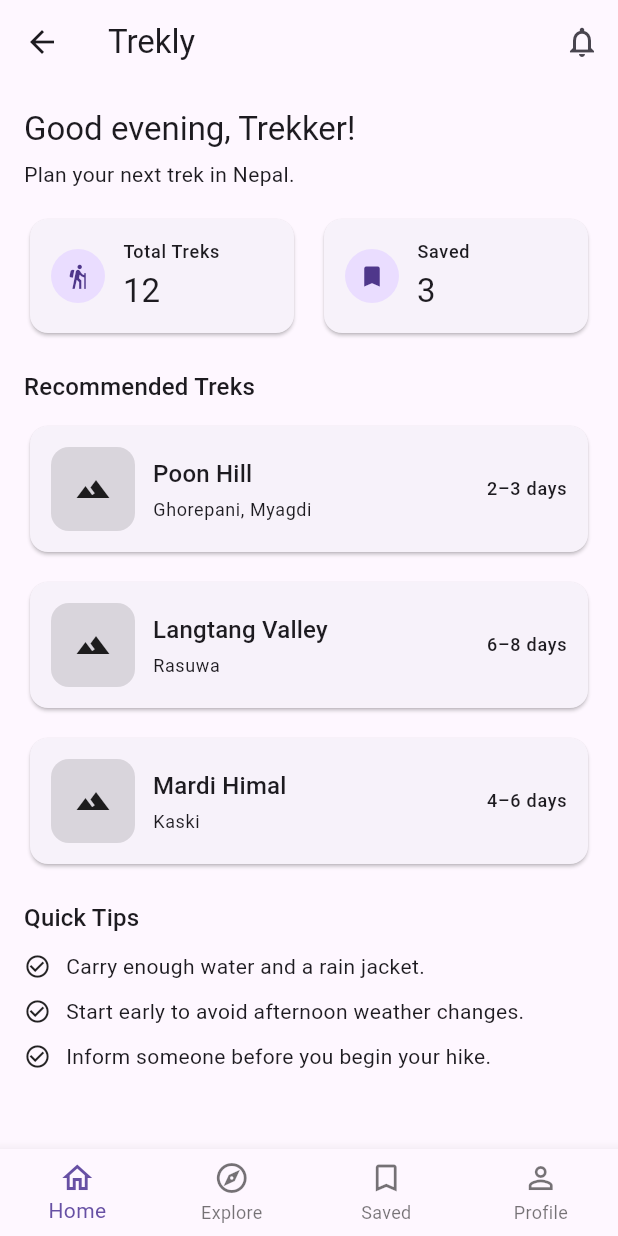
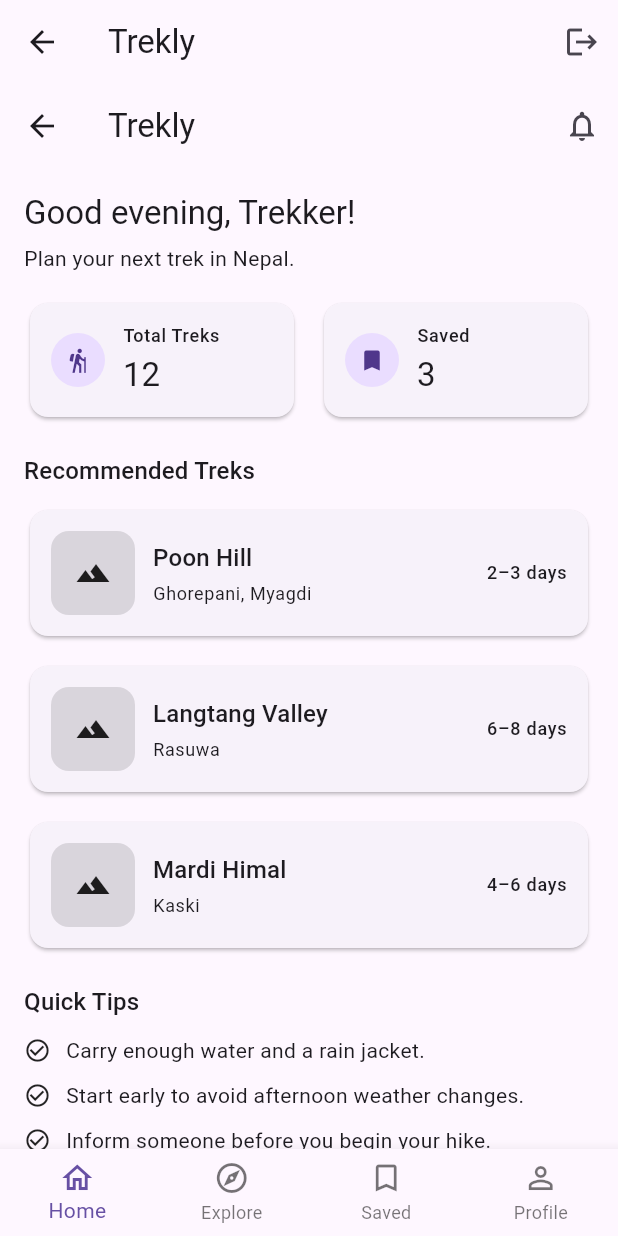
Before and after one commit to samekshya/trekly, a Flutter app: the BottomNavigationScreen screen opened by its route, on a phone screen of 412 x 824 dp. Run offline on Flutter 3.47's test engine with Material 3 defaults, Android fonts, the light colour scheme and no system bars; our stand-ins replace flutter_riverpod, hive, hive_flutter; accounts and stored records are empty.

Commit message:
sprint 3 completed

```diff
--- a/lib/screens/bottom_screen/bottomnavigation_screen.dart
+++ b/lib/screens/bottom_screen/bottomnavigation_screen.dart
@@ -1,18 +1,22 @@
 import 'package:flutter/material.dart';
+import 'package:flutter_riverpod/flutter_riverpod.dart';
 
+import '../../features/auth/presentation/providers/auth_providers.dart';
 import 'dashboard_tab.dart';
 import 'explore_tab.dart';
 import 'saved_tab.dart';
 import 'profile_tab.dart';
 
-class BottomNavigationScreen extends StatefulWidget {
+class BottomNavigationScreen extends ConsumerStatefulWidget {
   const BottomNavigationScreen({super.key});
 
   @override
-  State<BottomNavigationScreen> createState() => _BottomNavigationScreenState();
+  ConsumerState<BottomNavigationScreen> createState() =>
+      _BottomNavigationScreenState();
 }
 
-class _BottomNavigationScreenState extends State<BottomNavigationScreen> {
+class _BottomNavigationScreenState
+    extends ConsumerState<BottomNavigationScreen> {
   int _selectedIndex = 0;
 
   final List<Widget> _pages = const [
@@ -25,6 +29,18 @@ class _BottomNavigationScreenState extends State<BottomNavigationScreen> {
   @override
   Widget build(BuildContext context) {
     return Scaffold(
+      appBar: AppBar(
+        title: const Text('Trekly'),
+        actions: [
+          IconButton(
+            icon: const Icon(Icons.logout),
+            onPressed: () {
+              ref.read(authRepositoryProvider).logout();
+              Navigator.pushReplacementNamed(context, '/login');
+            },
+          ),
+        ],
+      ),
       body: _pages[_selectedIndex],
       bottomNavigationBar: BottomNavigationBar(
         type: BottomNavigationBarType.fixed,
```
